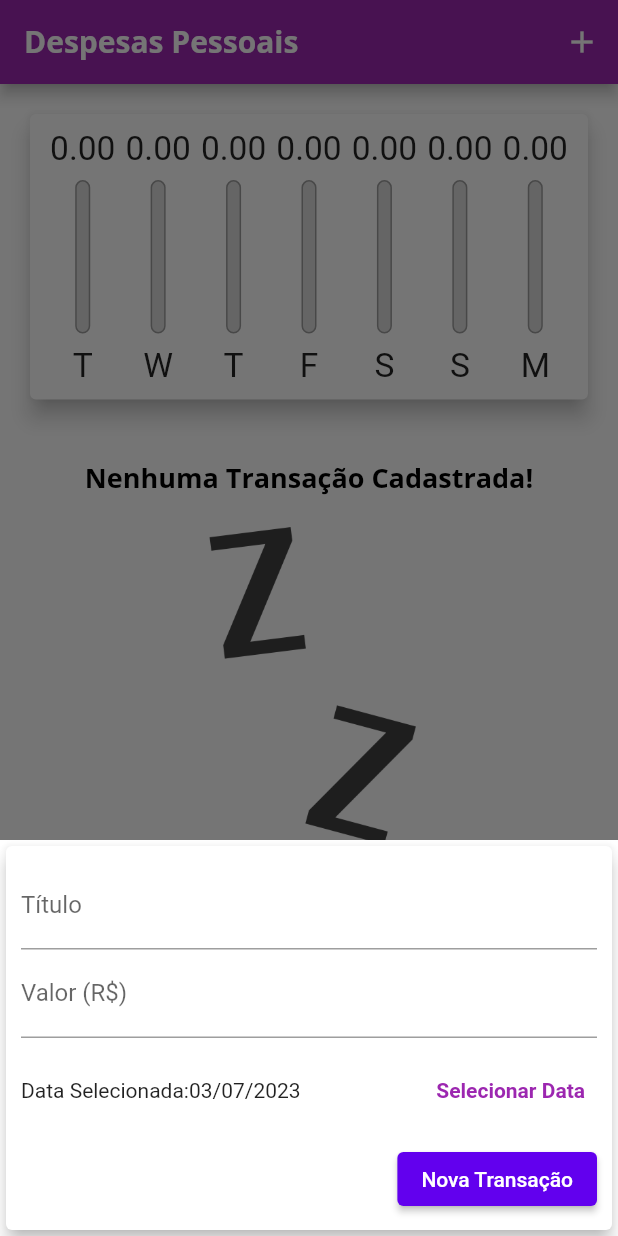
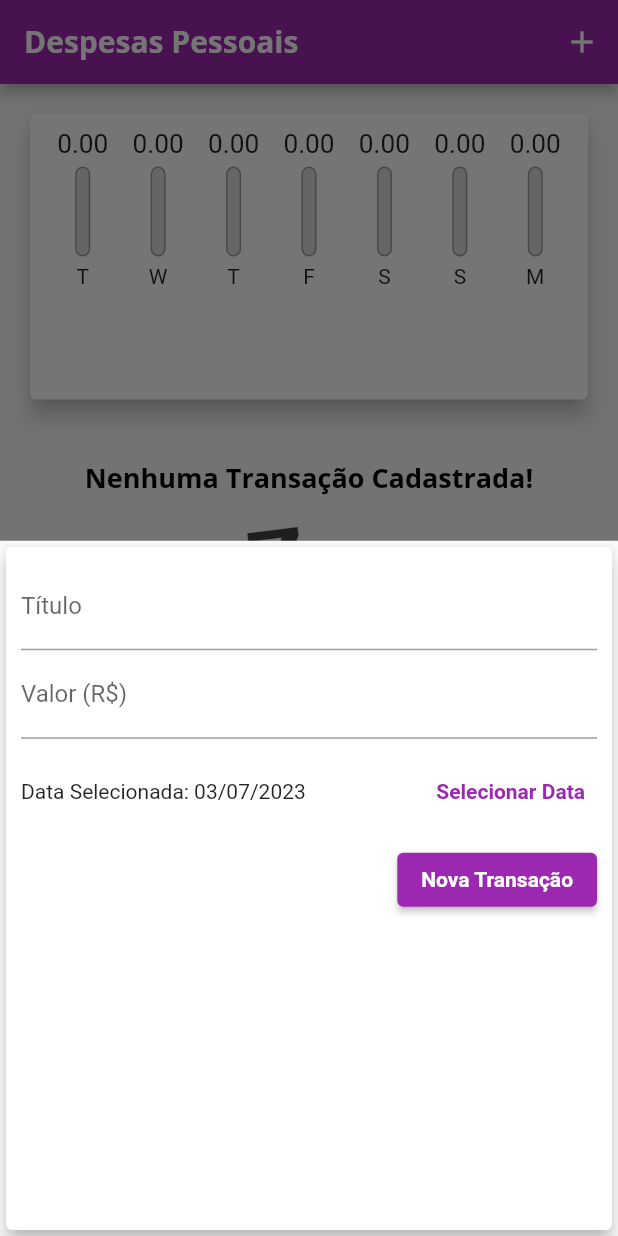
Before and after one commit to joevansanttos/expenses, a Flutter app: the screen it shows after launch, after a tap on the "add" icon, on a phone screen of 412 x 824 dp. Run offline on Flutter 3.47's test engine with Material 2 defaults, Android fonts, the phone set to English and light mode, and no system bars.

```diff
--- a/lib/components/chart.dart
+++ b/lib/components/chart.dart
@@ -1,14 +1,14 @@
-import 'package:expenses/models/transaction.dart';
+import 'package:flutter/material.dart';
 import 'package:intl/intl.dart';
-import 'package:flutter/material.dart';
+import '../models/transaction.dart';
 import 'chart_bar.dart';
 
 class Chart extends StatelessWidget {
   final List<Transaction> recentTransaction;
 
-  Chart(this.recentTransaction);
+  const Chart(this.recentTransaction, {Key? key}) : super(key: key);
 
-  List<Map<String, dynamic>> get groupedTransactions {
+  List<Map<String, Object>> get groupedTransactions {
     return List.generate(7, (index) {
       final weekDay = DateTime.now().subtract(
         Duration(days: index),
@@ -35,13 +35,12 @@ class Chart extends StatelessWidget {
 
   double get _weekTotalValue {
     return groupedTransactions.fold(0.0, (sum, tr) {
-      return sum + tr['value'];
+      return sum + (tr['value'] as double);
     });
   }
 
   @override
   Widget build(BuildContext context) {
-    groupedTransactions;
     return Card(
       elevation: 6,
       margin: const EdgeInsets.all(20),
@@ -53,8 +52,8 @@ class Chart extends StatelessWidget {
             return Flexible(
               fit: FlexFit.tight,
               child: ChartBar(
-                label: tr['day'],
-                value: tr['value'],
+                label: tr['day'] as String,
+                value: tr['value'] as double,
                 percentage: _weekTotalValue == 0
                     ? 0
                     : (tr['value'] as double) / _weekTotalValue,
--- a/lib/components/chart_bar.dart
+++ b/lib/components/chart_bar.dart
@@ -1,33 +1,30 @@
 import 'package:flutter/material.dart';
 
 class ChartBar extends StatelessWidget {
-  final String label;
-  final double value;
-  final double percentage;
+  final String? label;
+  final double? value;
+  final double? percentage;
 
-  ChartBar({
-    required this.label,
-    required this.value,
-    required this.percentage,
-  });
+  const ChartBar({
+    this.label,
+    this.value,
+    this.percentage,
+    Key? key,
+  }) : super(key: key);
 
   @override
   Widget build(BuildContext context) {
-    return LayoutBuilder(
-      builder: (ctx, constraints) {
     return Column(
-          children: <Widget>[
-            Container(
-              height: constraints.maxHeight * 0.15,
+      children: [
+        SizedBox(
+          height: 20,
           child: FittedBox(
-                child: Text('${value.toStringAsFixed(2)}'),
+            child: Text('${value!.toStringAsFixed(2)}'),
           ),
         ),
+        const SizedBox(height: 5),
         SizedBox(
-              height: constraints.maxHeight * 0.05,
-            ),
-            Container(
-              height: constraints.maxHeight * 0.6,
+          height: 60,
           width: 10,
           child: Stack(
             alignment: Alignment.bottomCenter,
@@ -50,20 +47,13 @@ class ChartBar extends StatelessWidget {
                     borderRadius: BorderRadius.circular(5),
                   ),
                 ),
-                  )
+              ),
             ],
           ),
         ),
-            SizedBox(
-              height: constraints.maxHeight * 0.05,
-            ),
-            Container(
-              height: constraints.maxHeight * 0.15,
-              child: FittedBox(child: Text(label)),
-            ),
+        const SizedBox(height: 5),
+        Text(label!),
       ],
-        );
-      },
     );
   }
 }
--- /dev/null
+++ b/lib/components/transaction_form.dart
@@ -0,0 +1,112 @@
+import 'package:flutter/material.dart';
+import 'package:intl/intl.dart';
+
+class TransactionForm extends StatefulWidget {
+  final void Function(String, double, DateTime) onSubmit;
+
+  const TransactionForm(this.onSubmit, {Key? key}) : super(key: key);
+
+  @override
+  State<TransactionForm> createState() => _TransactionFormState();
+}
+
+class _TransactionFormState extends State<TransactionForm> {
+  final _titleController = TextEditingController();
+  final _valueController = TextEditingController();
+  DateTime? _selectedDate = DateTime.now();
+
+  _submitForm() {
+    final title = _titleController.text;
+    final value = double.tryParse(_valueController.text) ?? 0;
+
+    if (title.isEmpty || value <= 0 || _selectedDate == null) {
+      return;
+    }
+
+    widget.onSubmit(title, value, _selectedDate!);
+  }
+
+  _showDatePicker() {
+    showDatePicker(
+      context: context,
+      initialDate: DateTime.now(),
+      firstDate: DateTime(2019),
+      lastDate: DateTime.now(),
+    ).then((pickedDate) {
+      if (pickedDate == null) {
+        return;
+      }
+
+      setState(() {
+        _selectedDate = pickedDate;
+      });
+    });
+  }
+
+  @override
+  Widget build(BuildContext context) {
+    return Card(
+      elevation: 5,
+      child: Padding(
+        padding: const EdgeInsets.all(10),
+        child: Column(
+          children: [
+            TextField(
+              controller: _titleController,
+              onSubmitted: (_) => _submitForm(),
+              decoration: const InputDecoration(
+                labelText: 'Título',
+              ),
+            ),
+            TextField(
+              controller: _valueController,
+              keyboardType:
+                  const TextInputType.numberWithOptions(decimal: true),
+              onSubmitted: (_) => _submitForm(),
+              decoration: const InputDecoration(
+                labelText: 'Valor (R\$)',
+              ),
+            ),
+            SizedBox(
+              height: 70,
+              child: Row(
+                children: <Widget>[
+                  Expanded(
+                    child: Text(
+                      _selectedDate == null
+                          ? 'Nenhuma data selecionada!'
+                          : 'Data Selecionada: ${DateFormat('dd/MM/y').format(_selectedDate!)}',
+                    ),
+                  ),
+                  TextButton(
+                    child: const Text(
+                      'Selecionar Data',
+                      style: TextStyle(
+                        fontWeight: FontWeight.bold,
+                      ),
+                    ),
+                    onPressed: _showDatePicker,
+                  )
+                ],
+              ),
+            ),
+            Row(
+              mainAxisAlignment: MainAxisAlignment.end,
+              children: <Widget>[
+                ElevatedButton(
+                  child: Text(
+                    'Nova Transação',
+                    style: TextStyle(
+                      color: Theme.of(context).textTheme.button?.color,
+                    ),
+                  ),
+                  onPressed: _submitForm,
+                ),
+              ],
+            ),
+          ],
+        ),
+      ),
+    );
+  }
+}
--- a/lib/components/transaction_list.dart
+++ b/lib/components/transaction_list.dart
@@ -4,38 +4,30 @@ import 'package:intl/intl.dart';
 
 class TransactionList extends StatelessWidget {
   final List<Transaction> transactions;
-
   final void Function(String) onRemove;
 
-  TransactionList(this.transactions, this.onRemove);
+  const TransactionList(this.transactions, this.onRemove, {Key? key})
+      : super(key: key);
 
   @override
   Widget build(BuildContext context) {
     return transactions.isEmpty
-        ? LayoutBuilder(
-            builder: (ctx, constraints) {
-              return Column(
-                children: <Widget>[
-                  const SizedBox(
-                    height: 20,
-                  ),
+        ? Column(
+            children: [
+              const SizedBox(height: 20),
               Text(
                 'Nenhuma Transação Cadastrada!',
                 style: Theme.of(context).textTheme.headline6,
               ),
-                  const SizedBox(
-                    height: 20,
-                  ),
-                  Container(
-                    height: constraints.maxHeight * 0.6,
+              const SizedBox(height: 20),
+              SizedBox(
+                height: 200,
                 child: Image.asset(
                   'assets/images/waiting.png',
                   fit: BoxFit.cover,
                 ),
               ),
             ],
-              );
-            },
           )
         : ListView.builder(
             itemCount: transactions.length,
@@ -49,12 +41,17 @@ class TransactionList extends StatelessWidget {
                 ),
                 child: ListTile(
                   leading: CircleAvatar(
-                    backgroundColor: Theme.of(context).colorScheme.primary,
+                    backgroundColor: Colors.purple,
                     radius: 30,
                     child: Padding(
                       padding: const EdgeInsets.all(6),
                       child: FittedBox(
-                        child: Text('R\$${tr.value}'),
+                        child: Text(
+                          'R\$${tr.value}',
+                          style: const TextStyle(
+                            color: Colors.white,
+                          ),
+                        ),
                       ),
                     ),
                   ),
@@ -65,14 +62,7 @@ class TransactionList extends StatelessWidget {
                   subtitle: Text(
                     DateFormat('d MMM y').format(tr.date),
                   ),
-                  trailing: MediaQuery.of(context).size.width > 400
-                      ? FlatButton.icon(
-                          onPressed: () => onRemove(tr.id),
-                          icon: const Icon(Icons.delete),
-                          label: const Text('Excluir'),
-                          textColor: Theme.of(context).errorColor,
-                        )
-                      : IconButton(
+                  trailing: IconButton(
                     icon: const Icon(Icons.delete),
                     color: Theme.of(context).errorColor,
                     onPressed: () => onRemove(tr.id),
--- a/lib/main.dart
+++ b/lib/main.dart
@@ -1,25 +1,22 @@
-import 'package:flutter/cupertino.dart';
+import 'package:expenses/components/transaction_form.dart';
 import 'package:flutter/material.dart';
-import 'package:flutter/services.dart';
 import 'dart:math';
-import 'dart:io';
-import './components/transactions_form.dart';
-import './components/transaction_list.dart';
-import './components/chart.dart';
-
+import 'components/transaction_form.dart';
+import 'components/transaction_list.dart';
+import 'components/chart.dart';
 import 'models/transaction.dart';
 
-main() => runApp(const ExpensesApp());
+main() => runApp(ExpensesApp());
 
 class ExpensesApp extends StatelessWidget {
-  const ExpensesApp({Key? key}) : super(key: key);
+  ExpensesApp({Key? key}) : super(key: key);
+  final ThemeData tema = ThemeData();
 
   @override
   Widget build(BuildContext context) {
-    final ThemeData tema = ThemeData();
     return MaterialApp(
-      home: MyHomePage(),
-      theme: ThemeData.from(colorScheme: ColorScheme.light()).copyWith(
+      home: const MyHomePage(),
+      theme: tema.copyWith(
         colorScheme: tema.colorScheme.copyWith(
           primary: Colors.purple,
           secondary: Colors.amber,
@@ -30,6 +27,10 @@ class ExpensesApp extends StatelessWidget {
             fontSize: 18,
             fontWeight: FontWeight.bold,
             color: Colors.black,
+          ),
+          button: const TextStyle(
+            color: Colors.white,
+            fontWeight: FontWeight.bold,
           ),
         ),
         appBarTheme: const AppBarTheme(
@@ -53,7 +54,6 @@ class MyHomePage extends StatefulWidget {
 
 class _MyHomePageState extends State<MyHomePage> {
   final List<Transaction> _transactions = [];
-  bool _showChart = false;
 
   List<Transaction> get _recentTransactions {
     return _transactions.where((tr) {
@@ -93,104 +93,44 @@ class _MyHomePageState extends State<MyHomePage> {
     );
   }
 
-  Widget _getIconButton(IconData icon, Function() fn) {
-    return Platform.isIOS
-        ? GestureDetector(onTap: fn, child: Icon(icon))
-        : IconButton(icon: Icon(icon), onPressed: fn);
-  }
-
   @override
   Widget build(BuildContext context) {
-    final mediaQuery = MediaQuery.of(context);
-    bool isLandscape = mediaQuery.orientation == Orientation.landscape;
-
-    final iconList = Platform.isIOS ? CupertinoIcons.refresh : Icons.list;
-    final chartList =
-        Platform.isIOS ? CupertinoIcons.refresh : Icons.show_chart;
-
-    final actions = [
-      if (isLandscape)
-        _getIconButton(
-          _showChart ? iconList : chartList,
-          () {
-            setState(() {
-              _showChart = !_showChart;
-            });
-          },
+    final appBar = AppBar(
+      title: const Text('Despesas Pessoais'),
+      actions: [
+        IconButton(
+          icon: const Icon(Icons.add),
+          onPressed: () => _openTransactionFormModal(context),
         ),
-      _getIconButton(
-        Platform.isIOS ? CupertinoIcons.add : Icons.add,
-        () => _openTransactionFormModal(context),
-      ),
-    ];
-
-    final PreferredSizeWidget appBar = AppBar(
-      title: const Text('Despesas Pessoais'),
-      actions: actions,
+      ],
     );
 
-    final availableHeight = mediaQuery.size.height -
+    final availableHeight = MediaQuery.of(context).size.height -
         appBar.preferredSize.height -
-        mediaQuery.padding.top;
+        MediaQuery.of(context).padding.top;
 
-    final bodyPage = SafeArea(
-      child: SingleChildScrollView(
+    return Scaffold(
+      appBar: appBar,
+      body: SingleChildScrollView(
         child: Column(
           crossAxisAlignment: CrossAxisAlignment.stretch,
           children: [
-            // if (isLandscape)
-            //   Row(
-            //     mainAxisAlignment: MainAxisAlignment.center,
-            //     children: [
-            //       const Text('Exibir Gráfico'),
-            //       Switch.adaptive(
-            //         activeColor: Theme.of(context).colorScheme.secondary,
-            //         value: _showChart,
-            //         onChanged: (value) {
-            //           setState(() {
-            //             _showChart = value;
-            //           });
-            //         },
-            //       ),
-            //     ],
-            //   ),
-            if (_showChart || !isLandscape)
             SizedBox(
-                height: availableHeight * (isLandscape ? 0.8 : 0.3),
+              height: availableHeight * 0.3,
               child: Chart(_recentTransactions),
             ),
-            if (!_showChart || !isLandscape)
             SizedBox(
-                height: availableHeight * (isLandscape ? 1 : 0.7),
+              height: availableHeight * 0.7,
               child: TransactionList(_transactions, _removeTransaction),
             ),
           ],
         ),
       ),
-    );
-
-    return Platform.isIOS
-        ? CupertinoPageScaffold(
-            navigationBar: CupertinoNavigationBar(
-              middle: const Text('Despesas Pessoais'),
-              trailing: Row(
-                mainAxisSize: MainAxisSize.min,
-                children: actions,
-              ),
-            ),
-            child: bodyPage,
-          )
-        : Scaffold(
-            appBar: appBar,
-            body: bodyPage,
-            floatingActionButton: Platform.isIOS
-                ? Container()
-                : FloatingActionButton(
+      floatingActionButton: FloatingActionButton(
         child: const Icon(Icons.add),
         onPressed: () => _openTransactionFormModal(context),
       ),
-            floatingActionButtonLocation:
-                FloatingActionButtonLocation.centerFloat,
+      floatingActionButtonLocation: FloatingActionButtonLocation.centerFloat,
     );
   }
 }
```
Also changed, not shown: pubspec.yaml (+3 -4 lines), pubspec.lock, 1 other file. Lines whose indentation alone changed are shown as unchanged.
